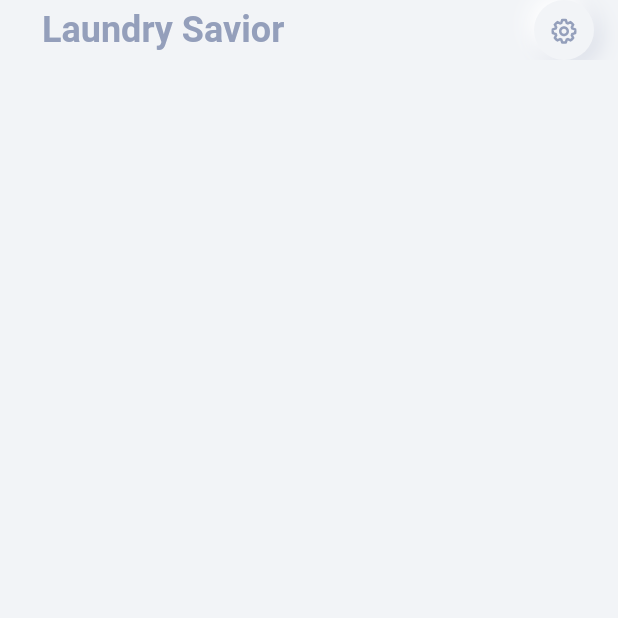
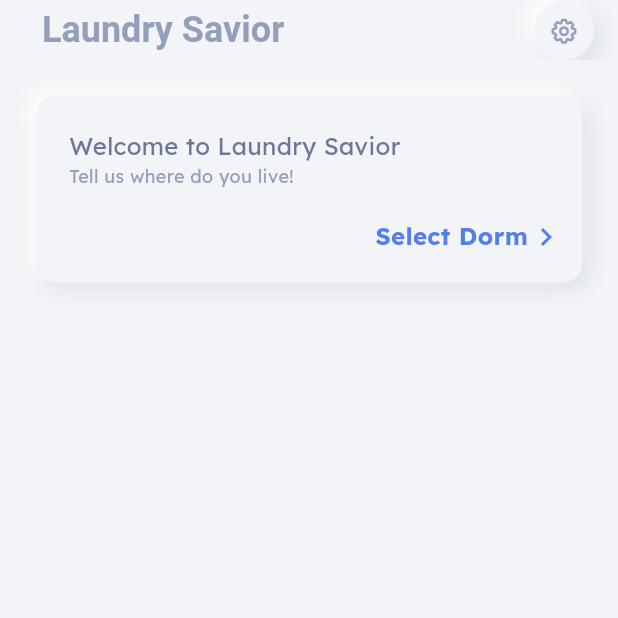
Before and after one commit to FooJiaYin/laundry-savior, a Flutter app: the screen it shows after launch, on a phone screen of 412 x 824 dp, the top half of it. Run offline on Flutter 3.47's test engine with Material 2 defaults, Android fonts, the phone set to English and light mode, and no system bars; our stand-ins replace dio, flutter_svg, shared_preferences.

Commit message:
feat: Homepage InstructionCard

```diff
--- /dev/null
+++ b/lib/views/components/instruction_card.dart
@@ -0,0 +1,65 @@
+import 'package:flutter/material.dart';
+
+import '../../theme/theme.dart';
+import '../widgets/container.dart';
+import 'neumorphic_container.dart';
+
+class InstructionCard extends StatelessWidget {
+  const InstructionCard({
+    Key? key,
+    required this.title,
+    required this.description,
+    this.leading,
+    this.actionWidget,
+  }) : super(key: key);
+
+  final String title;
+  final String description;
+  final Widget? leading;
+  final Widget? actionWidget;
+
+  @override
+  Widget build(BuildContext context) {
+    return NeumorphicContainer(
+      padding: const EdgeInsets.only(top: 22, left: 22, bottom: 18, right: 12),
+      child: Column(
+        crossAxisAlignment: CrossAxisAlignment.start,
+        children: [
+          Text(title, style: ThemeFont.title(fontSize: 16)),
+          Text(description, style: ThemeFont.style(color: ThemeColors.grey, fontSize: 12)),
+          const SizedBox(height: 20),
+          if (actionWidget != null) actionWidget!,
+        ],
+      ),
+    );
+  }
+}
+
+class ActionText extends StatelessWidget {
+  const ActionText(
+    this.text, {
+    Key? key,
+    this.color = ThemeColors.primaryColor,
+    this.icon = Icons.keyboard_arrow_right,
+    this.alignment = MainAxisAlignment.end,
+  }) : super(key: key);
+
+  final String text;
+  final Color color;
+  final IconData icon;
+  final MainAxisAlignment alignment;
+
+  @override
+  Widget build(BuildContext context) {
+    return Row(
+      mainAxisAlignment: MainAxisAlignment.end,
+      children: [
+        Text(
+          text,
+          style: ThemeFont.header(color: color, fontSize: 16),
+        ),
+        Icon(icon, color: color, size: 24)
+      ],
+    );
+  }
+}
--- /dev/null
+++ b/lib/views/components/neumorphic_container.dart
@@ -0,0 +1,42 @@
+// ignore_for_file: public_member_api_docs, sort_constructors_first
+import 'package:flutter/material.dart';
+
+import '../../theme/theme.dart';
+import '../widgets/container.dart';
+
+class NeumorphicContainer extends CardContainer {
+  const NeumorphicContainer({
+    Key? key,
+    required child,
+    width = double.infinity,
+    height,
+    backgroundColor = ThemeColors.backgroundColor,
+    borderColor,
+    borderRadius = Dimensions.cardRadius,
+    padding = EdgeInsets.zero,
+    margin = EdgeInsets.zero,
+    gradient,
+    shadows,
+    onTap,
+    onLongPress,
+  }) : super(
+    child: child,
+    width: width,
+    height: height,
+    backgroundColor: backgroundColor,
+    borderColor: borderColor,
+    borderRadius: borderRadius,
+    padding: padding,
+    margin: margin,
+    gradient: gradient,
+    shadows: shadows ?? ThemeDecoration.neumorphicShadow,
+    onTap: onTap,
+    onLongPress: onLongPress,
+    key: key,
+  );
+
+  @override
+  Widget build(BuildContext context) {
+    return super.build(context);
+  }
+}
--- a/lib/views/screens/home.dart
+++ b/lib/views/screens/home.dart
@@ -3,6 +3,7 @@ import 'package:flutter_svg/svg.dart';
 
 import '../../theme/theme.dart';
 import '../../utils/config.dart';
+import '../components/instruction_card.dart';
 import '../widgets/button.dart';
 import '../widgets/scaffold_page.dart';
 import 'settings.dart';
@@ -19,6 +20,11 @@ class HomePage extends StatefulWidget {
 class _HomePageState extends State<HomePage> {
 
   @override
+  void initState() {
+    super.initState();
+  }
+
+  @override
   Widget build(BuildContext context) {
     return ScaffoldPage(
       appBar: AppBar(
@@ -28,7 +34,13 @@ class _HomePageState extends State<HomePage> {
         ),
       ),
       child: Column(
-        children: <Widget>[],
+        children: <Widget>[
+          const InstructionCard(
+            title: "Welcome to Laundry Savior",
+            description: 'Tell us where do you live!',
+            actionWidget: ActionText('Select Dorm', color: ThemeColors.royalBlue),
+          ),
+        ],
       ), // This trailing comma makes auto-formatting nicer for build methods.
     );
   }
```
